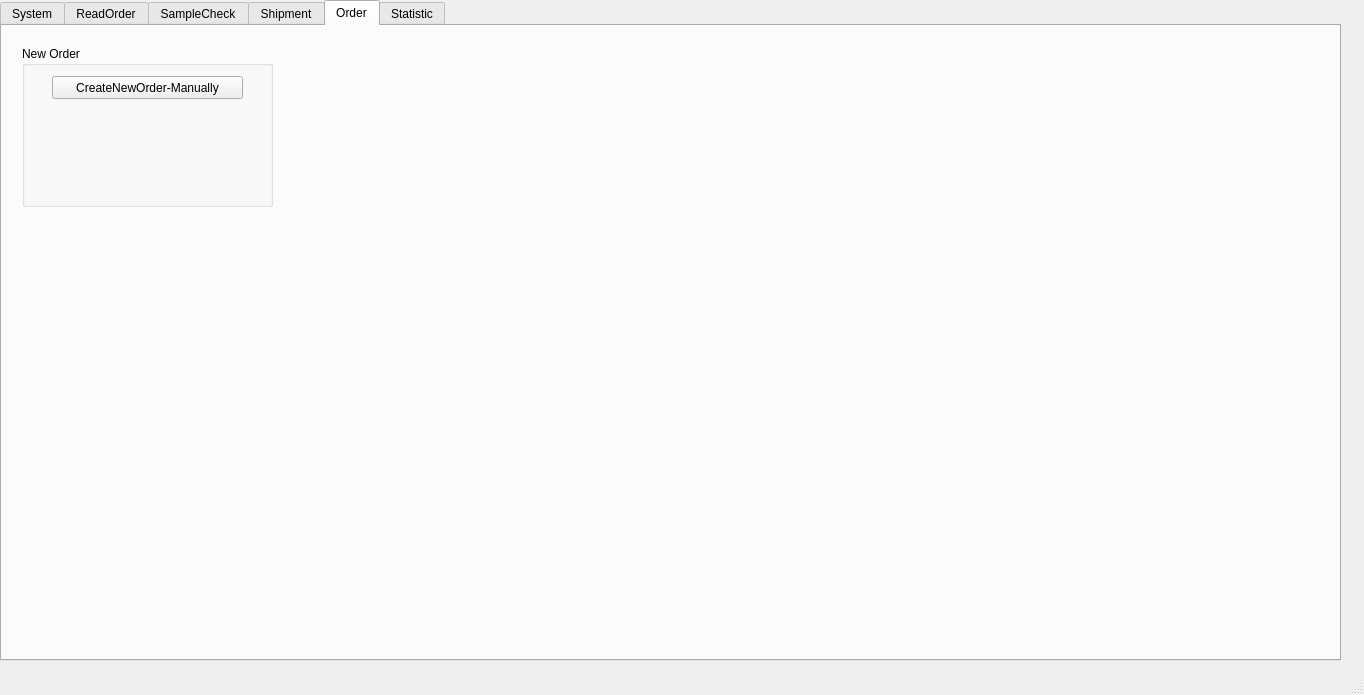
Above: TISDesk/TIS_mainwindow.ui from GdRaymond/TISProduction before the change. Below: the same form after it.
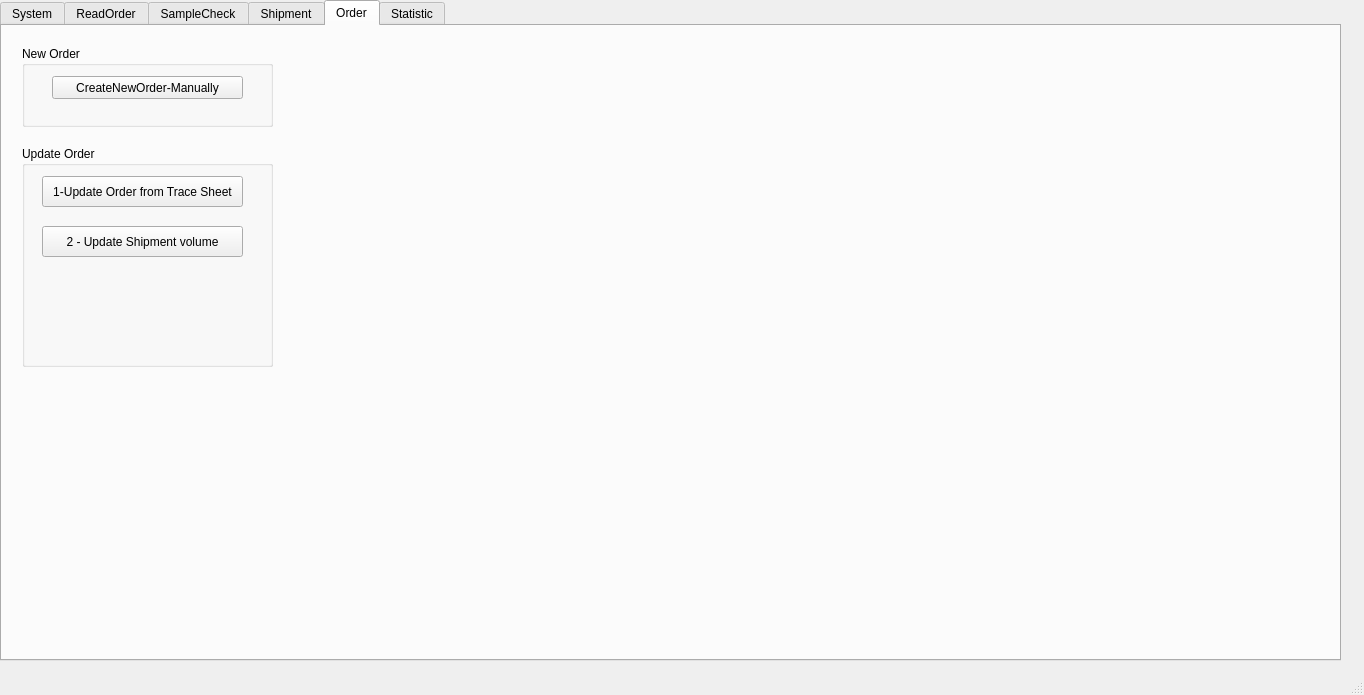
That is the form after the change. The open tabs and pages were chosen to show the change. Icons and pictures are not drawn.

```diff
--- a/TISDesk/TIS_mainwindow.ui
+++ b/TISDesk/TIS_mainwindow.ui
@@ -96,19 +96,6 @@
        <string>Requisition</string>
       </property>
      </widget>
-     <widget class="QPushButton" name="btnGenerateOrderTrace">
-      <property name="geometry">
-       <rect>
-        <x>90</x>
-        <y>10</y>
-        <width>101</width>
-        <height>23</height>
-       </rect>
-      </property>
-      <property name="text">
-       <string>2-GenOrderTrace</string>
-      </property>
-     </widget>
      <widget class="QPushButton" name="btnInitProducts">
       <property name="geometry">
        <rect>
@@ -122,19 +109,6 @@
        <string>1-InitProduct</string>
       </property>
      </widget>
-     <widget class="QPushButton" name="btnCalVol">
-      <property name="geometry">
-       <rect>
-        <x>190</x>
-        <y>10</y>
-        <width>81</width>
-        <height>23</height>
-       </rect>
-      </property>
-      <property name="text">
-       <string>3-CalAllVolum</string>
-      </property>
-     </widget>
      <widget class="QPushButton" name="btn_load_bak_packinglist">
       <property name="geometry">
        <rect>
@@ -917,7 +891,7 @@
         <x>20</x>
         <y>20</y>
         <width>251</width>
-        <height>161</height>
+        <height>81</height>
        </rect>
       </property>
       <property name="title">
@@ -934,6 +908,71 @@
        </property>
        <property name="text">
         <string>CreateNewOrder-Manually</string>
+       </property>
+      </widget>
+      <widget class="QGroupBox" name="groupBox_8">
+       <property name="geometry">
+        <rect>
+         <x>160</x>
+         <y>160</y>
+         <width>251</width>
+         <height>161</height>
+        </rect>
+       </property>
+       <property name="title">
+        <string>New Order</string>
+       </property>
+       <widget class="QPushButton" name="btn_new_order_2">
+        <property name="geometry">
+         <rect>
+          <x>30</x>
+          <y>30</y>
+          <width>191</width>
+          <height>23</height>
+         </rect>
+        </property>
+        <property name="text">
+         <string>CreateNewOrder-Manually</string>
+        </property>
+       </widget>
+      </widget>
+     </widget>
+     <widget class="QGroupBox" name="groupBox_9">
+      <property name="geometry">
+       <rect>
+        <x>20</x>
+        <y>120</y>
+        <width>251</width>
+        <height>221</height>
+       </rect>
+      </property>
+      <property name="title">
+       <string>Update Order</string>
+      </property>
+      <widget class="QPushButton" name="btnGenerateOrderTrace">
+       <property name="geometry">
+        <rect>
+         <x>20</x>
+         <y>30</y>
+         <width>201</width>
+         <height>31</height>
+        </rect>
+       </property>
+       <property name="text">
+        <string>1-Update Order from Trace Sheet</string>
+       </property>
+      </widget>
+      <widget class="QPushButton" name="btnCalVol">
+       <property name="geometry">
+        <rect>
+         <x>20</x>
+         <y>80</y>
+         <width>201</width>
+         <height>31</height>
+        </rect>
+       </property>
+       <property name="text">
+        <string>2 - Update Shipment volume</string>
        </property>
       </widget>
      </widget>
```
Left out of the diff: 82 changed lines with no effect on the pictures.
